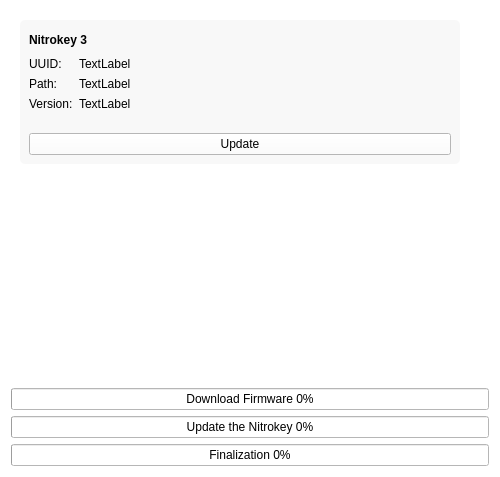
Nitrokey/nitrokey-app2, file nitrokeyapp/ui/overview_tab.ui: the form before one commit.
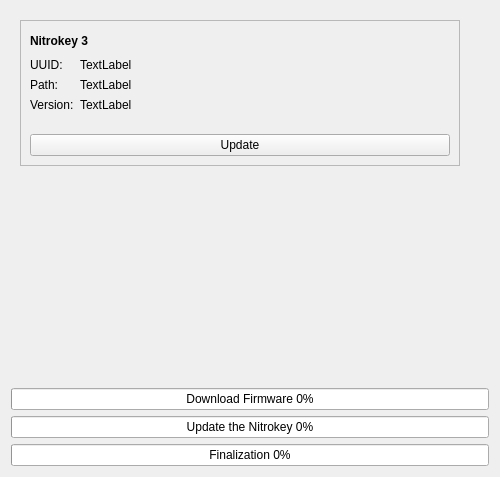
The form after the commit.

Commit message:
make nk3 button scalable
and center the messageboxes accordingly

set vertical bar size fixed

What changed in the file:
```diff
--- a/nitrokeyapp/ui/overview_tab.ui
+++ b/nitrokeyapp/ui/overview_tab.ui
@@ -20,7 +20,7 @@
    <string>Form</string>
   </property>
   <property name="styleSheet">
-   <string notr="true">QWidget{background-color:#ffffff;}</string>
+   <string notr="true"/>
   </property>
   <layout class="QVBoxLayout" name="verticalLayout">
    <item>
@@ -29,14 +29,13 @@
       <bool>false</bool>
      </property>
      <property name="styleSheet">
-      <string notr="true">QScrollArea{ border-width: 0px ; 
-background-color: #ffffff; }</string>
+      <string notr="true">QScrollArea{ border-width: 0px ; }</string>
      </property>
      <property name="frameShape">
       <enum>QFrame::NoFrame</enum>
      </property>
      <property name="frameShadow">
-      <enum>QFrame::Raised</enum>
+      <enum>QFrame::Plain</enum>
      </property>
      <property name="lineWidth">
       <number>0</number>
@@ -52,8 +51,8 @@
        <rect>
         <x>0</x>
         <y>0</y>
-        <width>482</width>
-        <height>372</height>
+        <width>492</width>
+        <height>388</height>
        </rect>
       </property>
       <property name="sizePolicy">
@@ -63,7 +62,7 @@
        </sizepolicy>
       </property>
       <property name="styleSheet">
-       <string notr="true">background-color: #ffffff;</string>
+       <string notr="true"/>
       </property>
       <layout class="QVBoxLayout" name="verticalLayout_3">
        <item alignment="Qt::AlignTop">
@@ -84,8 +83,19 @@
           </size>
          </property>
          <property name="styleSheet">
-          <string notr="true">QFrame {background-color: #f8f8f8;
-border-radius: 5px;}</string>
+          <string notr="true"/>
+         </property>
+         <property name="frameShape">
+          <enum>QFrame::StyledPanel</enum>
+         </property>
+         <property name="frameShadow">
+          <enum>QFrame::Raised</enum>
+         </property>
+         <property name="lineWidth">
+          <number>5</number>
+         </property>
+         <property name="midLineWidth">
+          <number>5</number>
          </property>
          <layout class="QFormLayout" name="formLayout_3">
           <item row="0" column="0" colspan="2">
```
The commit also changes 6 other files.
